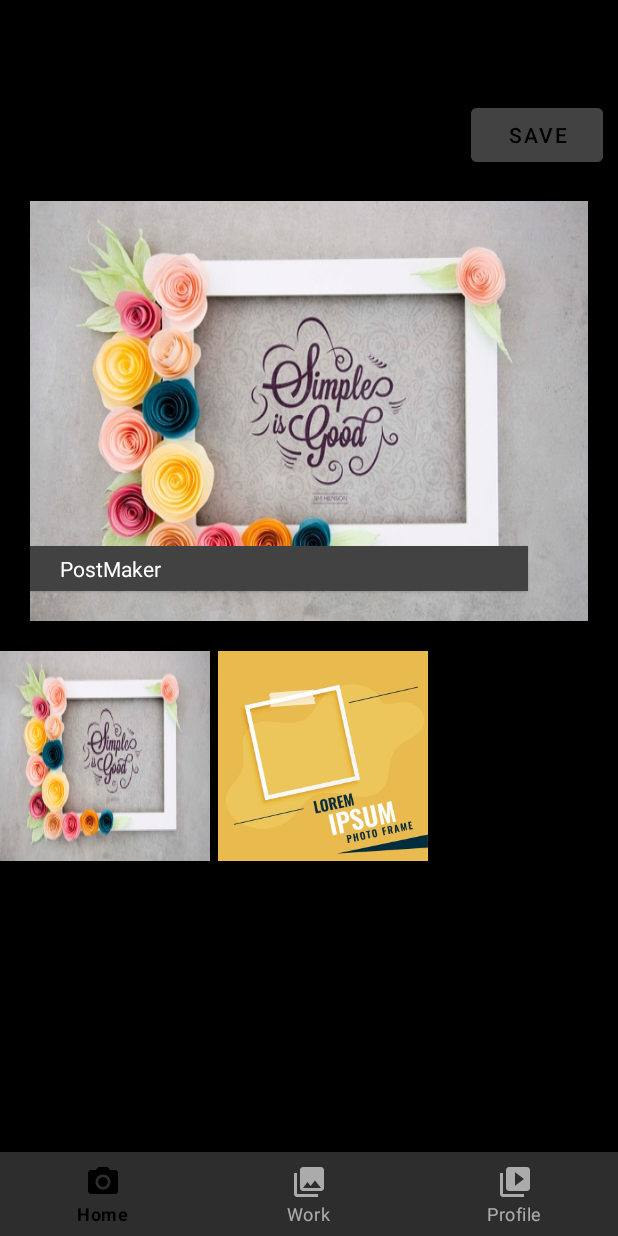
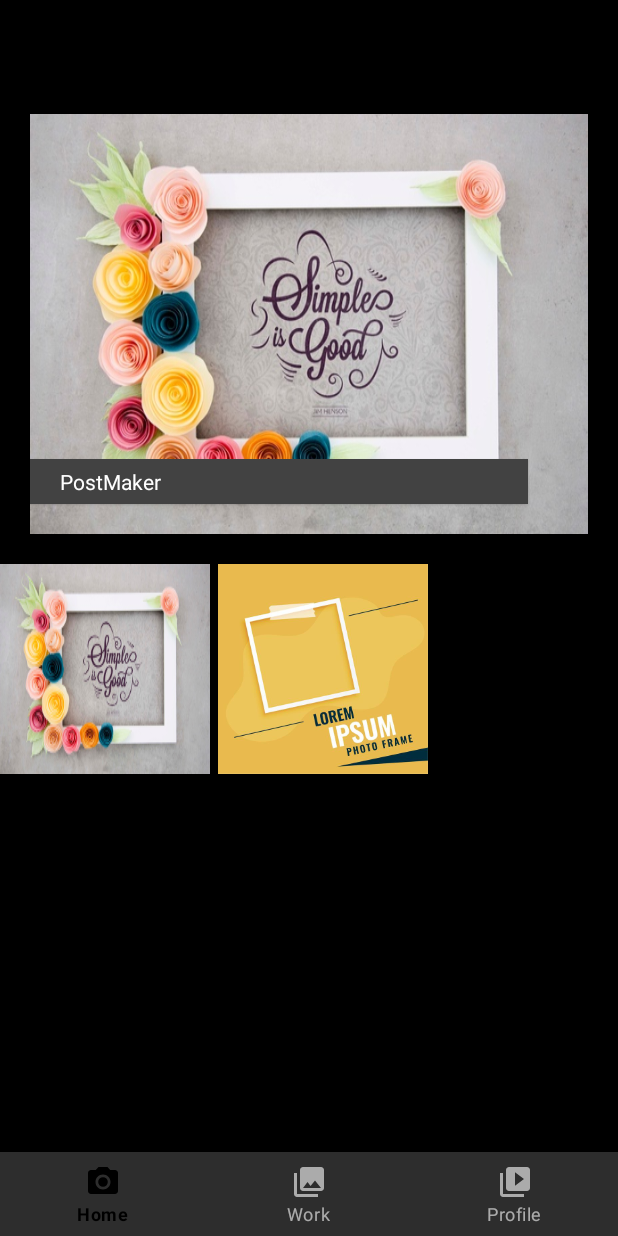
Before and after one commit to KishanViramgama/PostMaker, an Android app: the screen it shows after launch (MainActivity), on a phone screen of 412 x 824 dp. Run offline under Robolectric (Android 15) with nearby library versions, the phone set to English and light mode, and no system bars.

Commit message:
add some code
add some code

```diff
--- a/app/src/main/java/com/app/postmaker/database/DataEntity.kt
+++ b/app/src/main/java/com/app/postmaker/database/DataEntity.kt
@@ -3,6 +3,7 @@ package com.app.postmaker.database
 import androidx.room.Dao
 import androidx.room.Insert
 import androidx.room.Query
+import androidx.room.Update
 import com.app.postmaker.item.Profile
 
 @Dao
@@ -11,6 +12,9 @@ interface DataEntity {
     @Insert
     fun insert(vararg profile: Profile)
 
+    @Update()
+    fun update(vararg profile: Profile)
+
     @Query("SELECT * FROM Profile")
     fun getData(): Array<Profile>
 
--- a/app/src/main/java/com/app/postmaker/database/DatabaseClient.kt
+++ b/app/src/main/java/com/app/postmaker/database/DatabaseClient.kt
@@ -6,7 +6,6 @@ import androidx.room.Room
 import androidx.room.RoomDatabase
 
 class DatabaseClient private constructor(activity: Activity) {
-    //our app database object
     val appDatabase: AppDatabase =
         Room.databaseBuilder(activity, AppDatabase::class.java, "UserData")
             .fallbackToDestructiveMigration()
--- a/app/src/main/java/com/app/postmaker/ui/fragment/HomeFragment.kt
+++ b/app/src/main/java/com/app/postmaker/ui/fragment/HomeFragment.kt
@@ -3,10 +3,7 @@ package com.app.postmaker.ui.fragment
 import android.annotation.SuppressLint
 import android.graphics.Bitmap
 import android.os.Bundle
-import android.util.Log
-import android.view.LayoutInflater
-import android.view.View
-import android.view.ViewGroup
+import android.view.*
 import android.widget.ImageView
 import android.widget.Toast
 import androidx.constraintlayout.widget.ConstraintLayout
@@ -15,21 +12,16 @@ import androidx.recyclerview.widget.LinearLayoutManager
 import androidx.recyclerview.widget.RecyclerView
 import androidx.viewpager2.widget.ViewPager2
 import com.app.postmaker.R
-import com.app.postmaker.database.DatabaseClient
 import com.app.postmaker.interfaces.OnClick
-import com.app.postmaker.item.Profile
 import com.app.postmaker.ui.adapter.FrameAdapter
 import com.app.postmaker.ui.adapter.ImageAdapter
 import com.bumptech.glide.Glide
-import com.google.android.material.button.MaterialButton
 import java.io.FileOutputStream
-
 
 class HomeFragment : Fragment() {
 
     private lateinit var con: ConstraintLayout
     private lateinit var imageView: ImageView
-    private lateinit var button: MaterialButton
     private lateinit var recyclerView: RecyclerView
     private lateinit var viewPager2: ViewPager2
 
@@ -53,7 +45,6 @@ class HomeFragment : Fragment() {
         }
 
         con = view.findViewById(R.id.con_frame)
-        button = view.findViewById(R.id.button_main)
         imageView = view.findViewById(R.id.imageView_main)
         recyclerView = view.findViewById(R.id.recyclerView)
         viewPager2 = view.findViewById(R.id.viewPager2)
@@ -71,35 +62,14 @@ class HomeFragment : Fragment() {
         frameAdapter = activity?.let { FrameAdapter(it, frameDesign) }!!
         viewPager2.adapter = frameAdapter
 
-        button.setOnClickListener {
+        /*val string: String = activity?.let {
+            DatabaseClient.getInstance(it)?.appDatabase
+                ?.userTask()
+                ?.getData()?.get(0)?.name
+        }!!
 
-            /*con.isDrawingCacheEnabled = true
-            val bitmap = Bitmap.createBitmap(con.drawingCache)
-            con.isDrawingCacheEnabled = false
-
-            val mPath = requireActivity().externalCacheDir!!.absolutePath
-
-            try {
-                val outputStream = FileOutputStream(mPath + "_" + "a.jpg")
-                val quality = 100
-                bitmap.compress(Bitmap.CompressFormat.JPEG, quality, outputStream)
-                outputStream.flush()
-                outputStream.close()
-            } catch (e: Throwable) {
-                // Several error may come out with file handling or DOM
-                e.printStackTrace()
-            }*/
-
-            val string: String = activity?.let {
-                DatabaseClient.getInstance(it)?.appDatabase
-                    ?.userTask()
-                    ?.getData()?.get(1)?.name
-            }!!
-
-            Toast.makeText(activity, string, Toast.LENGTH_SHORT).show()
-            Log.d("information_data", string)
-
-        }
+        Toast.makeText(activity, string, Toast.LENGTH_SHORT).show()
+        Log.d("information_data", string)*/
 
         viewPager2.registerOnPageChangeCallback(object : ViewPager2.OnPageChangeCallback() {
             override fun onPageSelected(position: Int) {
@@ -108,8 +78,43 @@ class HomeFragment : Fragment() {
 
         })
 
+        setHasOptionsMenu(true);
         return view
 
     }
 
+    override fun onCreateOptionsMenu(menu: Menu, inflater: MenuInflater) {
+        inflater.inflate(R.menu.main, menu)
+        super.onCreateOptionsMenu(menu, inflater)
+    }
+
+    @SuppressLint("WrongThread")
+    override fun onOptionsItemSelected(item: MenuItem): Boolean {
+        when (item.itemId) {
+            R.id.save -> {
+
+                con.isDrawingCacheEnabled = true
+                val bitmap = Bitmap.createBitmap(con.drawingCache)
+                con.isDrawingCacheEnabled = false
+
+                val mPath = requireActivity().externalCacheDir!!.absolutePath
+
+                try {
+                    val outputStream = FileOutputStream("$mPath-a.jpg")
+                    val quality = 100
+                    bitmap.compress(Bitmap.CompressFormat.JPEG, quality, outputStream)
+                    outputStream.flush()
+                    outputStream.close()
+                } catch (e: Throwable) {
+                    e.printStackTrace()  // Several error may come out with file handling or DOM
+                }
+
+                Toast.makeText(activity, resources.getString(R.string.save), Toast.LENGTH_SHORT)
+                    .show()
+            }
+            else -> {}
+        }
+        return true
+    }
+
 }
--- a/app/src/main/res/layout/home_fragment.xml
+++ b/app/src/main/res/layout/home_fragment.xml
@@ -4,17 +4,6 @@
     android:layout_width="match_parent"
     android:layout_height="match_parent"
     android:background="@color/appBg">
-
-    <com.google.android.material.button.MaterialButton
-        android:id="@+id/button_main"
-        android:layout_width="wrap_content"
-        android:layout_height="wrap_content"
-        android:layout_marginTop="10dp"
-        android:layout_marginEnd="10dp"
-        android:backgroundTint="@color/button"
-        android:text="Save"
-        app:layout_constraintEnd_toEndOf="parent"
-        app:layout_constraintTop_toTopOf="parent" />
 
     <androidx.constraintlayout.widget.ConstraintLayout
         android:id="@+id/con_frame"
@@ -25,8 +14,7 @@
         android:layout_marginEnd="20dp"
         app:layout_constraintEnd_toEndOf="parent"
         app:layout_constraintStart_toStartOf="parent"
-        app:layout_constraintTop_toBottomOf="@+id/button_main">
-
+        app:layout_constraintTop_toTopOf="parent">
 
         <ImageView
             android:id="@+id/imageView_main"
--- a/app/src/main/res/menu/main.xml
+++ b/app/src/main/res/menu/main.xml
@@ -2,8 +2,9 @@
 <menu xmlns:android="http://schemas.android.com/apk/res/android"
     xmlns:app="http://schemas.android.com/apk/res-auto">
     <item
-        android:id="@+id/action_settings"
+        android:id="@+id/save"
         android:orderInCategory="100"
-        android:title="@string/action_settings"
-        app:showAsAction="never" />
+        android:title="@string/save"
+        android:icon="@android:drawable/ic_menu_save"
+        app:showAsAction="ifRoom" />
 </menu>
--- a/app/src/main/res/values/strings.xml
+++ b/app/src/main/res/values/strings.xml
@@ -19,5 +19,6 @@
     <string name="address">Address</string>
     <string name="website">Website</string>
     <string name="submit">Submit</string>
+    <string name="save">Save</string>
 
 </resources>
```
Also changed, not shown: app/src/main/java/com/app/postmaker/item/Profile.kt (renamed from app/src/main/java/com/app/postmaker/item/ProfileList.kt).
